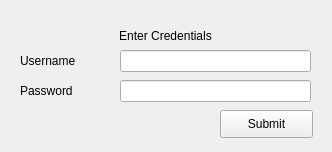
Above: final_project/views/userManagement.ui from Monte42/PyQt before the change. Below: the same form after it.
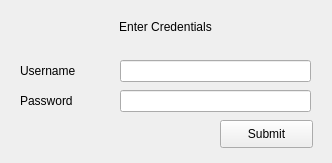
That is the form after the change.

Commit message: Final Project all pages open set a base style and styled user management

Patch:
```diff
--- a/final_project/views/userManagement.ui
+++ b/final_project/views/userManagement.ui
@@ -7,7 +7,7 @@
     <x>0</x>
     <y>0</y>
     <width>332</width>
-    <height>152</height>
+    <height>163</height>
    </rect>
   </property>
   <property name="windowTitle">
@@ -17,7 +17,7 @@
    <property name="geometry">
     <rect>
      <x>20</x>
-     <y>50</y>
+     <y>60</y>
      <width>91</width>
      <height>21</height>
     </rect>
@@ -30,7 +30,7 @@
    <property name="geometry">
     <rect>
      <x>120</x>
-     <y>50</y>
+     <y>60</y>
      <width>191</width>
      <height>22</height>
     </rect>
@@ -40,7 +40,7 @@
    <property name="geometry">
     <rect>
      <x>120</x>
-     <y>80</y>
+     <y>90</y>
      <width>191</width>
      <height>22</height>
     </rect>
@@ -53,7 +53,7 @@
    <property name="geometry">
     <rect>
      <x>20</x>
-     <y>80</y>
+     <y>90</y>
      <width>91</width>
      <height>21</height>
     </rect>
@@ -75,14 +75,14 @@
     <string>Enter Credentials</string>
    </property>
    <property name="alignment">
-    <set>Qt::AlignCenter</set>
+    <set>Qt::AlignHCenter|Qt::AlignTop</set>
    </property>
   </widget>
   <widget class="QPushButton" name="submitBtn">
    <property name="geometry">
     <rect>
      <x>220</x>
-     <y>110</y>
+     <y>120</y>
      <width>93</width>
      <height>28</height>
     </rect>
```
The commit also changes 3 other files.
